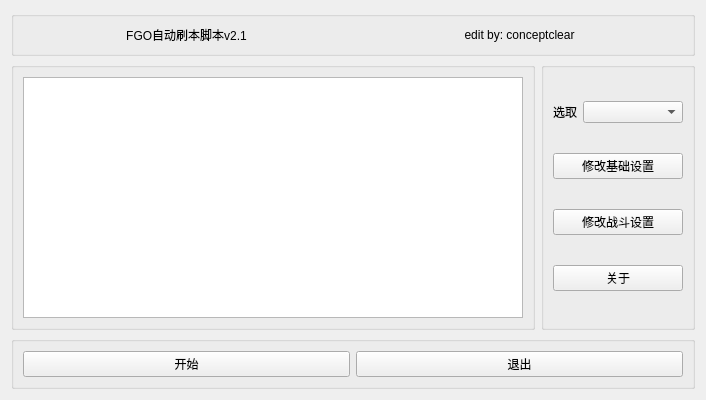
The window that qt_fgo_main.ui (conceptclear/gamescript) describes before a commit, drawn with Qt 5.
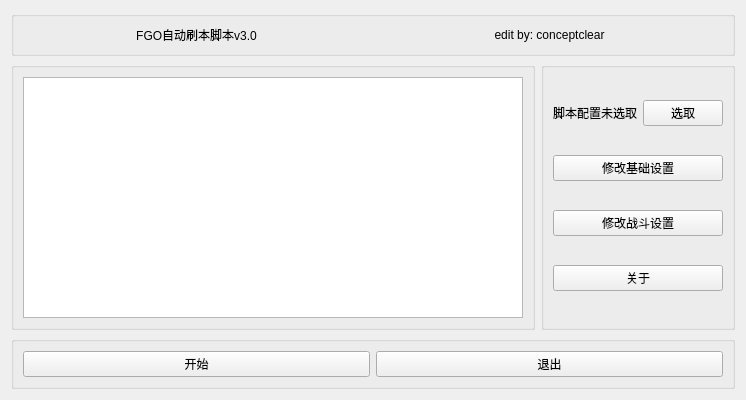
The same window after the commit.

Patch:
```diff
--- a/qt_fgo_main.ui
+++ b/qt_fgo_main.ui
@@ -6,7 +6,7 @@
    <rect>
     <x>0</x>
     <y>0</y>
-    <width>694</width>
+    <width>735</width>
     <height>400</height>
    </rect>
   </property>
@@ -35,7 +35,7 @@
          <enum>Qt::LeftToRight</enum>
         </property>
         <property name="text">
-         <string>FGO自动刷本脚本v2.1</string>
+         <string>FGO自动刷本脚本v3.0</string>
         </property>
         <property name="alignment">
          <set>Qt::AlignCenter</set>
@@ -86,20 +86,20 @@
       <item row="0" column="0">
        <widget class="QLabel" name="label_2">
         <property name="text">
+         <string>脚本配置未选取</string>
+        </property>
+       </widget>
+      </item>
+      <item row="0" column="1">
+       <widget class="QPushButton" name="pushButton_6">
+        <property name="enabled">
+         <bool>true</bool>
+        </property>
+        <property name="text">
          <string>选取</string>
         </property>
        </widget>
       </item>
-      <item row="0" column="1">
-       <widget class="QComboBox" name="comboBox">
-        <property name="minimumSize">
-         <size>
-          <width>100</width>
-          <height>20</height>
-         </size>
-        </property>
-       </widget>
-      </item>
       <item row="1" column="0" colspan="2">
        <widget class="QPushButton" name="pushButton">
         <property name="minimumSize">
```
Left out of the diff: 129 changed lines with no effect on the pictures.
